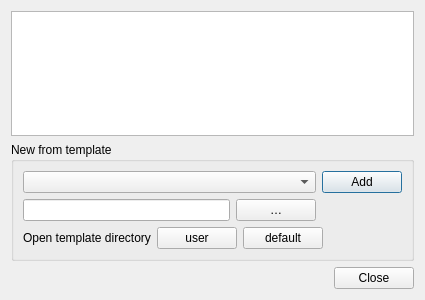
Before: the Qt Designer form src/ui/composer/qgscomposermanagerbase.ui in qgis/QGIS, drawn with Qt 5.
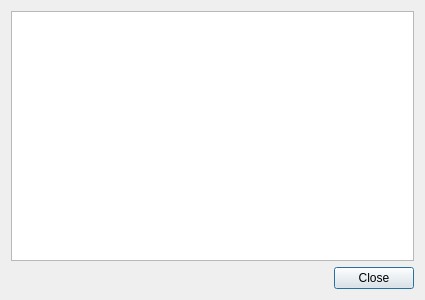
After: the same form once the commit is applied. Custom widgets are drawn as their Qt base class.

```diff
--- a/src/ui/composer/qgscomposermanagerbase.ui
+++ b/src/ui/composer/qgscomposermanagerbase.ui
@@ -30,109 +30,6 @@
      </property>
     </widget>
    </item>
-   <item>
-    <widget class="QgsCollapsibleGroupBox" name="mTemplateGrpBox">
-     <property name="minimumSize">
-      <size>
-       <width>0</width>
-       <height>0</height>
-      </size>
-     </property>
-     <property name="focusPolicy">
-      <enum>Qt::StrongFocus</enum>
-     </property>
-     <property name="title">
-      <string>New from template</string>
-     </property>
-     <layout class="QGridLayout" name="gridLayout">
-      <property name="spacing">
-       <number>6</number>
-      </property>
-      <item row="0" column="2">
-       <widget class="QPushButton" name="mAddButton">
-        <property name="sizePolicy">
-         <sizepolicy hsizetype="Maximum" vsizetype="Fixed">
-          <horstretch>0</horstretch>
-          <verstretch>0</verstretch>
-         </sizepolicy>
-        </property>
-        <property name="text">
-         <string>Add</string>
-        </property>
-       </widget>
-      </item>
-      <item row="0" column="0" colspan="2">
-       <widget class="QComboBox" name="mTemplate"/>
-      </item>
-      <item row="1" column="0">
-       <widget class="QLineEdit" name="mTemplatePathLineEdit"/>
-      </item>
-      <item row="1" column="1">
-       <widget class="QPushButton" name="mTemplatePathBtn">
-        <property name="text">
-         <string>…</string>
-        </property>
-       </widget>
-      </item>
-      <item row="2" column="0" colspan="3">
-       <layout class="QHBoxLayout" name="horizontalLayout">
-        <item>
-         <widget class="QLabel" name="label">
-          <property name="sizePolicy">
-           <sizepolicy hsizetype="Maximum" vsizetype="Preferred">
-            <horstretch>0</horstretch>
-            <verstretch>0</verstretch>
-           </sizepolicy>
-          </property>
-          <property name="text">
-           <string>Open template directory</string>
-          </property>
-         </widget>
-        </item>
-        <item>
-         <widget class="QPushButton" name="mTemplatesUserDirBtn">
-          <property name="sizePolicy">
-           <sizepolicy hsizetype="Maximum" vsizetype="Fixed">
-            <horstretch>0</horstretch>
-            <verstretch>0</verstretch>
-           </sizepolicy>
-          </property>
-          <property name="text">
-           <string>user</string>
-          </property>
-         </widget>
-        </item>
-        <item>
-         <widget class="QPushButton" name="mTemplatesDefaultDirBtn">
-          <property name="sizePolicy">
-           <sizepolicy hsizetype="Maximum" vsizetype="Fixed">
-            <horstretch>0</horstretch>
-            <verstretch>0</verstretch>
-           </sizepolicy>
-          </property>
-          <property name="text">
-           <string>default</string>
-          </property>
-         </widget>
-        </item>
-        <item>
-         <spacer name="horizontalSpacer">
-          <property name="orientation">
-           <enum>Qt::Horizontal</enum>
-          </property>
-          <property name="sizeHint" stdset="0">
-           <size>
-            <width>40</width>
-            <height>20</height>
-           </size>
-          </property>
-         </spacer>
-        </item>
-       </layout>
-      </item>
-     </layout>
-    </widget>
-   </item>
    <item>
     <widget class="QDialogButtonBox" name="mButtonBox">
      <property name="orientation">
@@ -145,14 +42,6 @@
    </item>
   </layout>
  </widget>
- <customwidgets>
-  <customwidget>
-   <class>QgsCollapsibleGroupBox</class>
-   <extends>QGroupBox</extends>
-   <header>qgscollapsiblegroupbox.h</header>
-   <container>1</container>
-  </customwidget>
- </customwidgets>
  <tabstops>
   <tabstop>mComposerListView</tabstop>
   <tabstop>mTemplateGrpBox</tabstop>
```
Left out of the diff: 7 changed lines with no effect on the pictures.
